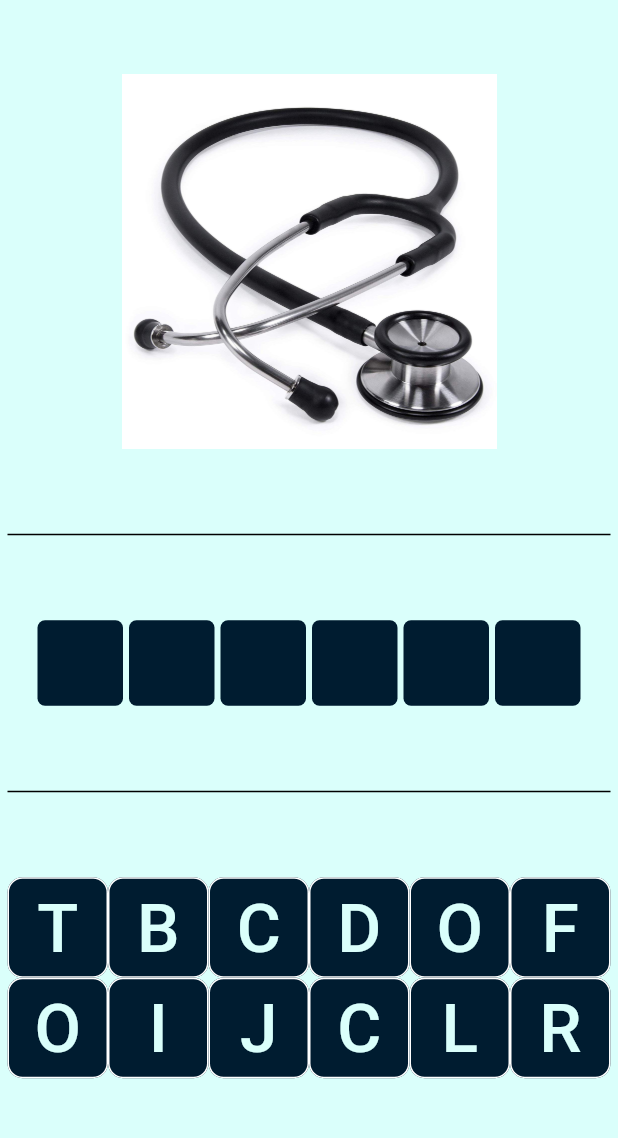
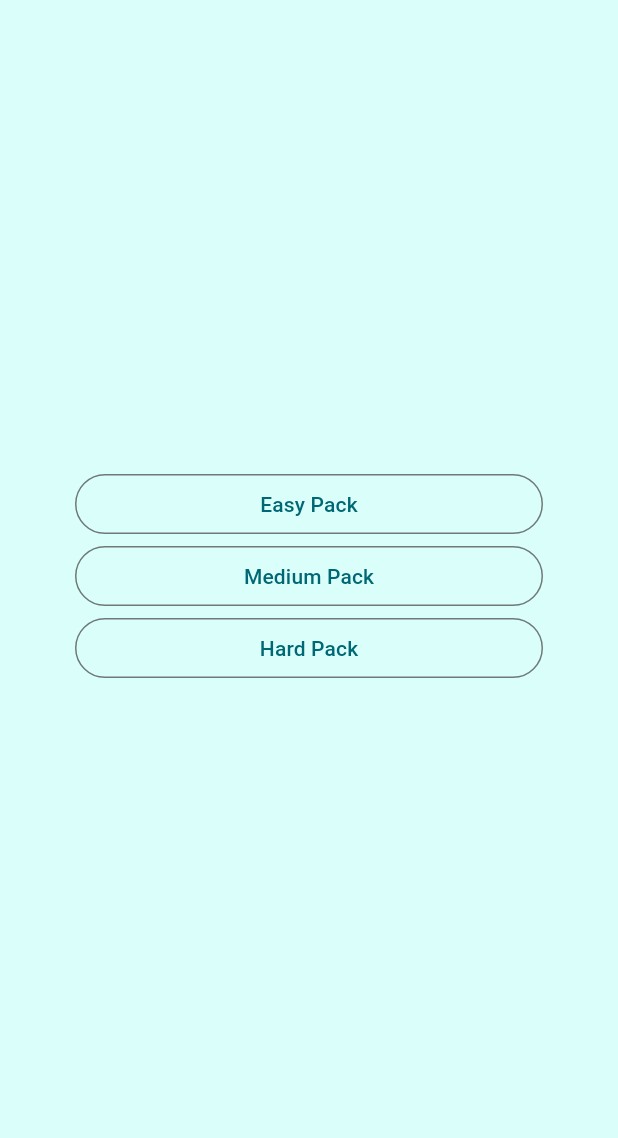
Before and after one commit to BusayoSamuel/guess_the_profession, a Flutter app: the screen it shows after launch, on a phone screen of 412 x 824 dp, the part 84-1222 px from its top. Run offline on Flutter 3.47's test engine with Material 2 defaults, Android fonts, the phone set to English and light mode, and no system bars; drawn by our look-alikes of auto_size_text.

Commit message:
new screens for selecting difficulty level

```diff
--- a/guess_the_profession/lib/main.dart
+++ b/guess_the_profession/lib/main.dart
@@ -1,5 +1,5 @@
 import 'package:flutter/material.dart';
-import 'package:guess_the_profession/screens/gameplay.dart';
+import 'package:guess_the_profession/screens/difficulty_levels.dart';
 
 void main() {
   runApp(const MyApp());
@@ -17,7 +17,7 @@ class MyApp extends StatelessWidget {
         colorScheme: ColorScheme.fromSeed(seedColor: Colors.grey),
         useMaterial3: true,
       ),
-      home: const Gameplay(title: 'GuessTheProfession'),
+      home: const DifficultyLevels(title: "GuessTheProfession"),
     );
   }
 }
--- /dev/null
+++ b/guess_the_profession/lib/screens/difficulty_levels.dart
@@ -0,0 +1,41 @@
+import 'package:flutter/material.dart';
+import 'package:guess_the_profession/screens/select_question.dart';
+import 'package:guess_the_profession/widgets/background.dart';
+
+class DifficultyLevels extends StatelessWidget {
+  const DifficultyLevels({super.key, required this.title});
+
+  final String title;
+
+  @override
+  Widget build(BuildContext context) {
+    return Background(
+      body: Padding(
+        padding: const EdgeInsets.symmetric(horizontal: 50),
+        child: Column(
+          mainAxisAlignment: MainAxisAlignment.center,
+          children: [
+            gamePackButton(context, "Easy"),
+            gamePackButton(context, "Medium"),
+            gamePackButton(context, "Hard"),
+          ],
+        ),
+      ),
+    );
+  }
+}
+
+Widget gamePackButton(BuildContext context, String difficulty) {
+  return SizedBox(
+    width: double.infinity,
+    child: OutlinedButton(
+      onPressed: () {
+        Navigator.push(
+          context,
+          MaterialPageRoute(builder: (context) => const SelectQuestion()),
+        );
+      },
+      child: Text("$difficulty Pack"),
+    ),
+  );
+}
--- a/guess_the_profession/lib/screens/gameplay.dart
+++ b/guess_the_profession/lib/screens/gameplay.dart
@@ -1,5 +1,6 @@
 import 'package:flutter/material.dart';
 import 'package:auto_size_text/auto_size_text.dart';
+import 'package:guess_the_profession/widgets/background.dart';
 
 class Gameplay extends StatefulWidget {
   const Gameplay({super.key, required this.title});
@@ -13,15 +14,7 @@ class Gameplay extends StatefulWidget {
 class _GameplayState extends State<Gameplay> {
   @override
   Widget build(BuildContext context) {
-    return Scaffold(
-      backgroundColor: const Color(0xFFDAFFFB),
-      appBar: AppBar(
-        backgroundColor: const Color(0xFF001C30),
-        title: Text(
-          widget.title,
-          style: const TextStyle(color: Color(0xFFDAFFFB)),
-        ),
-      ),
+    return Background(
       body: Padding(
         padding: const EdgeInsets.symmetric(horizontal: 5),
         child: Column(
@@ -41,11 +34,13 @@ class _GameplayState extends State<Gameplay> {
               thickness: 1,
             ),
             GridView(
-                shrinkWrap: true,
-                gridDelegate: const SliverGridDelegateWithFixedCrossAxisCount(
-                  crossAxisCount: 6,
-                ),
-                children: letterOptions(context, letters: [
+              shrinkWrap: true,
+              gridDelegate: const SliverGridDelegateWithFixedCrossAxisCount(
+                crossAxisCount: 6,
+              ),
+              children: letterOptions(
+                context,
+                letters: [
                   "T",
                   "B",
                   "C",
@@ -58,7 +53,9 @@ class _GameplayState extends State<Gameplay> {
                   "C",
                   "L",
                   "R",
-                ])),
+                ],
+              ),
+            ),
           ],
         ),
       ),
--- /dev/null
+++ b/guess_the_profession/lib/widgets/background.dart
@@ -0,0 +1,22 @@
+import 'package:flutter/material.dart';
+
+class Background extends StatelessWidget {
+  const Background({super.key, required this.body});
+
+  final Widget body;
+
+  @override
+  Widget build(BuildContext context) {
+    return Scaffold(
+      backgroundColor: const Color(0xFFDAFFFB),
+      appBar: AppBar(
+        backgroundColor: const Color(0xFF001C30),
+        title: const Text(
+          "GuessTheProfession",
+          style: TextStyle(color: Color(0xFFDAFFFB)),
+        ),
+      ),
+      body: body,
+    );
+  }
+}
```
Also changed, not shown: guess_the_profession/lib/screens/select_question.dart (added, +84 -0 lines).
